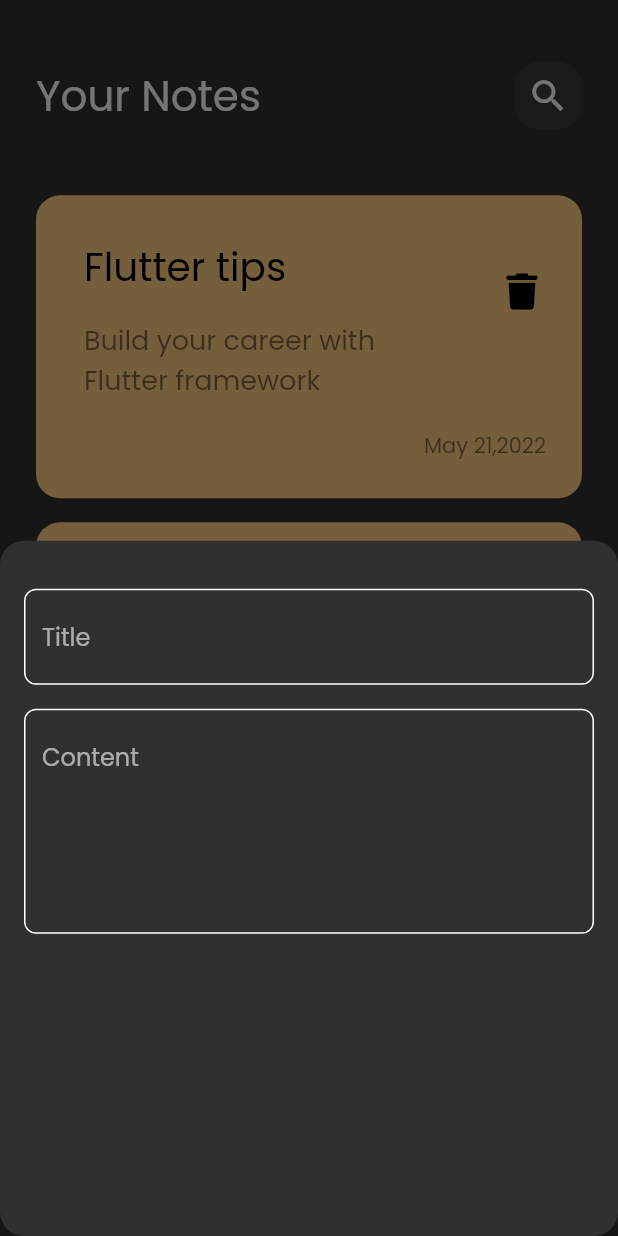
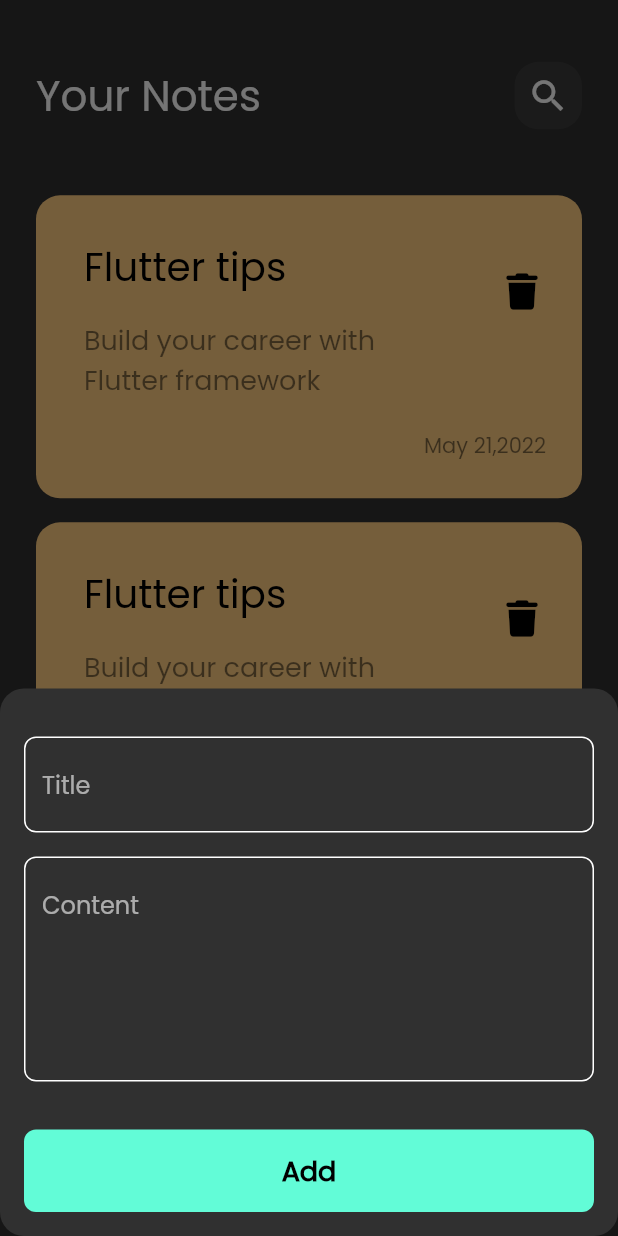
Before and after one commit to Abdulnaseer/notes_app, a Flutter app: the screen it shows after launch, after a tap on the "add" icon, on a phone screen of 412 x 824 dp. Run offline on Flutter 3.47's test engine with Material 2 defaults, Android fonts, the phone set to English and light mode, and no system bars; our stand-ins replace font_awesome_flutter.

Commit message:
finish notes bottom sheet

```diff
--- a/lib/views/widgets/add_note_bottom_sheet.dart
+++ b/lib/views/widgets/add_note_bottom_sheet.dart
@@ -1,4 +1,6 @@
 import 'package:flutter/material.dart';
+import 'package:notes_app/constants.dart';
+import 'package:notes_app/views/widgets/custom_button.dart';
 import 'package:notes_app/views/widgets/custom_text_field.dart';
 
 class AddNoteBottomSheet extends StatelessWidget {
@@ -8,13 +10,18 @@ class AddNoteBottomSheet extends StatelessWidget {
   Widget build(BuildContext context) {
     return Padding(
       padding: const EdgeInsets.symmetric(horizontal: 16),
+      child: SingleChildScrollView(
         child: Column(
           children: const [
             SizedBox(height: 32),
             CustomTextField(hint: "Title"),
             SizedBox(height: 16),
             CustomTextField(hint: "Content", maxLines: 5),
+            SizedBox(height: 32),
+            CustomButton(),
+            SizedBox(height: 16),
           ],
+        ),
       ),
     );
   }
--- /dev/null
+++ b/lib/views/widgets/custom_button.dart
@@ -0,0 +1,28 @@
+import 'package:flutter/material.dart';
+import 'package:notes_app/constants.dart';
+
+class CustomButton extends StatelessWidget {
+  const CustomButton({super.key});
+
+  @override
+  Widget build(BuildContext context) {
+    return Container(
+      width: MediaQuery.of(context).size.width,
+      height: 55,
+      decoration: BoxDecoration(
+        color: kPrimaryColor,
+        borderRadius: BorderRadius.circular(8),
+      ),
+      child: const Center(
+        child: Text(
+          "Add",
+          style: TextStyle(
+            color: Colors.black,
+            fontSize: 18,
+            fontWeight: FontWeight.bold,
+          ),
+        ),
+      ),
+    );
+  }
+}
```
Lines whose indentation alone changed are shown as unchanged.
